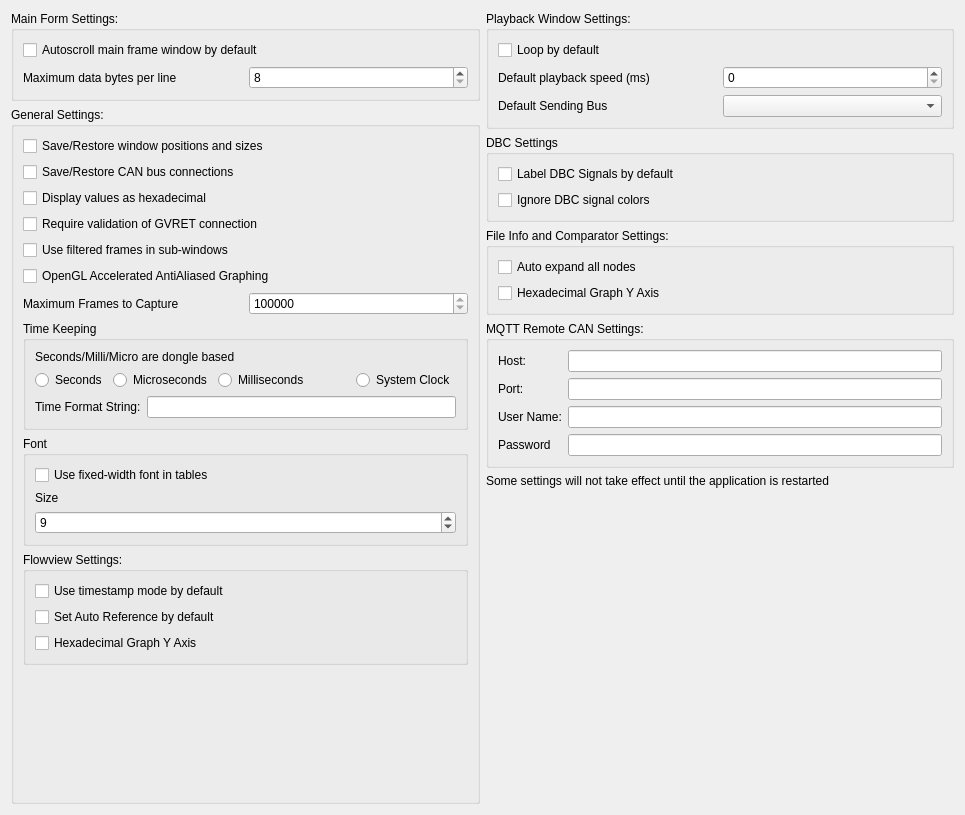
First picture: the form in ui/mainsettingsdialog.ui, repository collin80/SavvyCAN, before the edit.
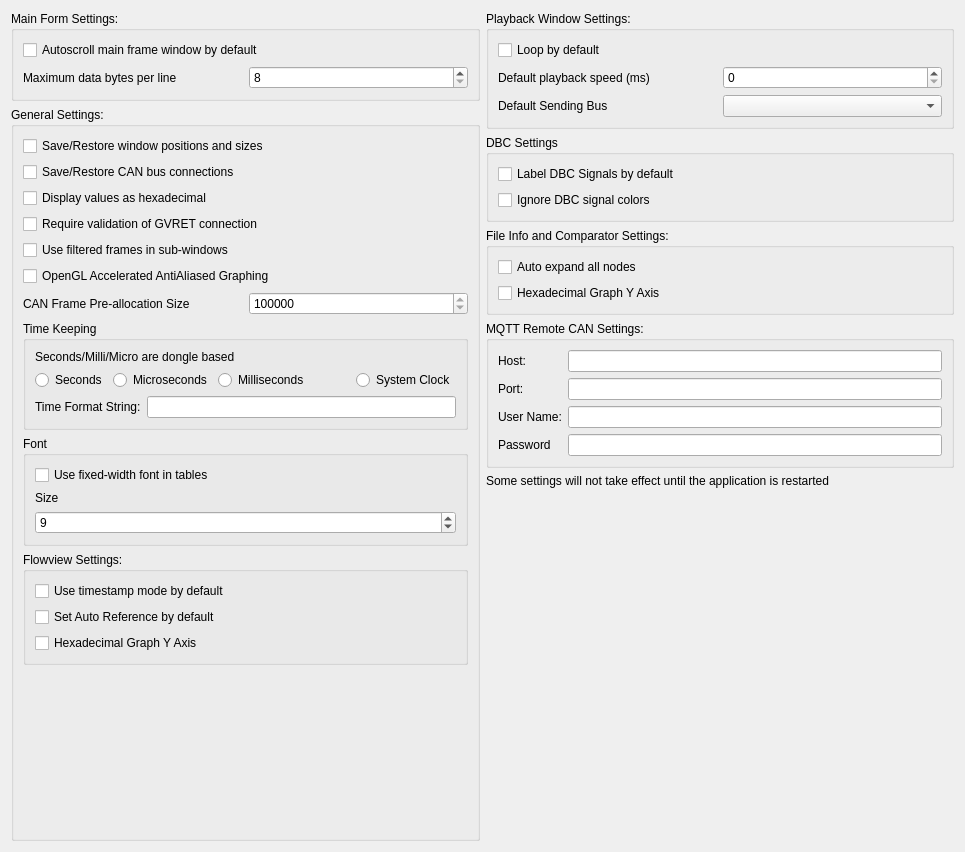
Second picture: the form after the edit.

Commit message: Changed text in settings window to more clearly explain what the max frames / prealloc setting does, some other minor bug fixes and extra comments in code.

```diff
--- a/ui/mainsettingsdialog.ui
+++ b/ui/mainsettingsdialog.ui
@@ -7,7 +7,7 @@
     <x>0</x>
     <y>0</y>
     <width>965</width>
-    <height>815</height>
+    <height>852</height>
    </rect>
   </property>
   <property name="windowTitle">
@@ -115,7 +115,7 @@
           <item>
            <widget class="QLabel" name="label_10">
             <property name="text">
-             <string>Maximum Frames to Capture</string>
+             <string>CAN Frame Pre-allocation Size</string>
             </property>
            </widget>
           </item>
```
The commit also changes 3 other files.
